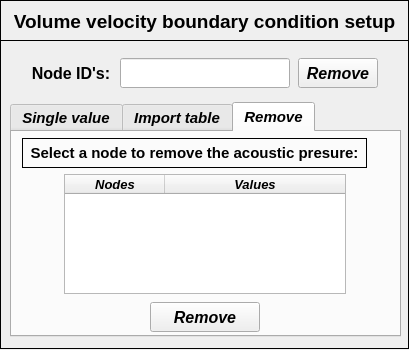
The window that data/user_input/ui/Model/Setup/Acoustic/volumevelocityInput.ui (open-pulse/OpenPulse) describes before a commit, drawn with Qt 5.
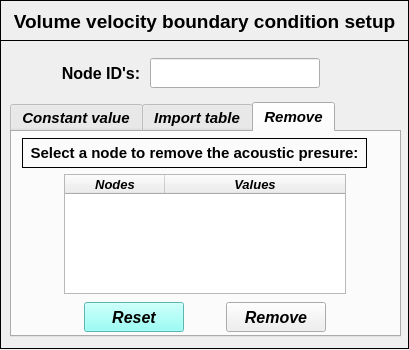
The same window after the commit. The open tabs and pages were chosen to show the change. Icons and pictures are not drawn.

```diff
--- a/data/user_input/ui/Model/Setup/Acoustic/volumevelocityInput.ui
+++ b/data/user_input/ui/Model/Setup/Acoustic/volumevelocityInput.ui
@@ -167,7 +167,7 @@
      </property>
      <widget class="QWidget" name="tab_single_values">
       <attribute name="title">
-       <string>Single value</string>
+       <string>Constant value</string>
       </attribute>
       <widget class="QWidget" name="gridLayoutWidget">
        <property name="geometry">
@@ -708,24 +708,24 @@
         <set>Qt::AlignCenter</set>
        </property>
       </widget>
-      <widget class="QPushButton" name="pushButton_remove_bc_confirm_2">
+      <widget class="QPushButton" name="pushButton_remove_bc_confirm">
        <property name="geometry">
         <rect>
-         <x>138</x>
+         <x>214</x>
          <y>170</y>
-         <width>110</width>
+         <width>100</width>
          <height>30</height>
         </rect>
        </property>
        <property name="minimumSize">
         <size>
-         <width>110</width>
+         <width>100</width>
          <height>30</height>
         </size>
        </property>
        <property name="maximumSize">
         <size>
-         <width>110</width>
+         <width>100</width>
          <height>30</height>
         </size>
        </property>
@@ -807,12 +807,52 @@
         </property>
        </column>
       </widget>
+      <widget class="QPushButton" name="pushButton_reset">
+       <property name="geometry">
+        <rect>
+         <x>72</x>
+         <y>170</y>
+         <width>100</width>
+         <height>30</height>
+        </rect>
+       </property>
+       <property name="minimumSize">
+        <size>
+         <width>100</width>
+         <height>30</height>
+        </size>
+       </property>
+       <property name="maximumSize">
+        <size>
+         <width>100</width>
+         <height>30</height>
+        </size>
+       </property>
+       <property name="font">
+        <font>
+         <family>Arial</family>
+         <pointsize>12</pointsize>
+         <weight>75</weight>
+         <italic>true</italic>
+         <bold>true</bold>
+        </font>
+       </property>
+       <property name="styleSheet">
+        <string notr="true">background-color: rgb(125, 255, 245);</string>
+       </property>
+       <property name="text">
+        <string>Reset</string>
+       </property>
+       <property name="flat">
+        <bool>false</bool>
+       </property>
+      </widget>
      </widget>
     </widget>
     <widget class="QLineEdit" name="lineEdit_nodeID">
      <property name="geometry">
       <rect>
-       <x>120</x>
+       <x>150</x>
        <y>18</y>
        <width>170</width>
        <height>30</height>
@@ -852,44 +892,10 @@
       <set>Qt::AlignCenter</set>
      </property>
     </widget>
-    <widget class="QPushButton" name="pushButton_remove_bc_confirm">
-     <property name="geometry">
-      <rect>
-       <x>298</x>
-       <y>18</y>
-       <width>80</width>
-       <height>30</height>
-      </rect>
-     </property>
-     <property name="minimumSize">
-      <size>
-       <width>0</width>
-       <height>30</height>
-      </size>
-     </property>
-     <property name="maximumSize">
-      <size>
-       <width>16777215</width>
-       <height>30</height>
-      </size>
-     </property>
-     <property name="font">
-      <font>
-       <family>Arial</family>
-       <pointsize>12</pointsize>
-       <weight>75</weight>
-       <italic>true</italic>
-       <bold>true</bold>
-      </font>
-     </property>
-     <property name="text">
-      <string>Remove</string>
-     </property>
-    </widget>
     <widget class="QLabel" name="label_2">
      <property name="geometry">
       <rect>
-       <x>26</x>
+       <x>56</x>
        <y>18</y>
        <width>90</width>
        <height>30</height>
```
Left out of the diff: 13 changed lines with no effect on the pictures.
